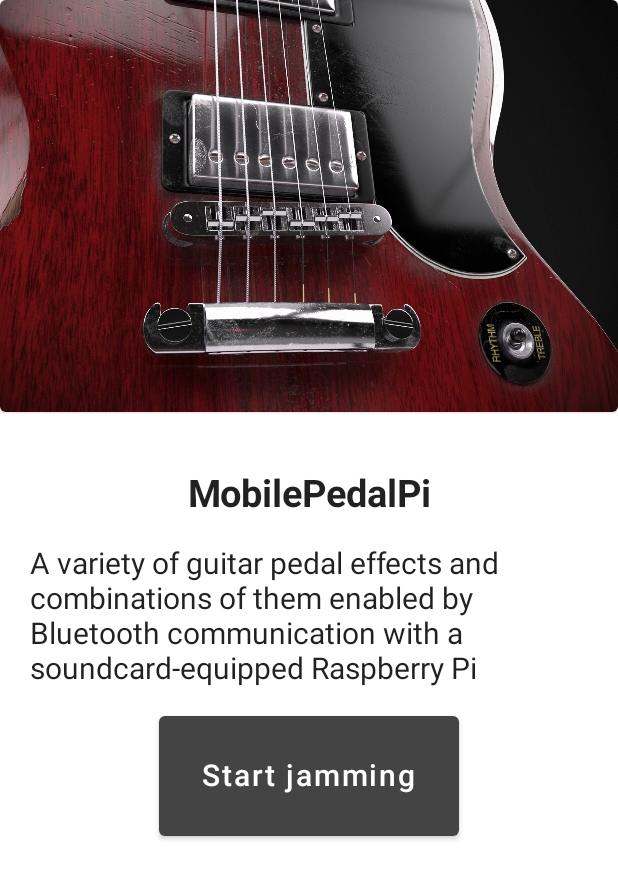
After one commit to sutgeorge/MobilePedalPi, an Android app built with Jetpack Compose: the composable Navigation shown on its own in the app's theme, on a phone screen of 412 x 824 dp. The commit adds this screen. Shown: the top 879 px of the screen. Run offline under Robolectric (Android 15) with nearby library versions, the phone set to English and light mode, and no system bars; our stand-ins replace accompanist.

Commit message:
Add transition from the starting screen to the first screen

```diff
--- a/MobilePedalPiApp/app/build.gradle
+++ b/MobilePedalPiApp/app/build.gradle
@@ -63,4 +63,9 @@ dependencies {
 
     // https://mvnrepository.com/artifact/com.google.accompanist/accompanist-pager
     implementation("com.google.accompanist:accompanist-pager:0.28.0")
+
+
+    def nav_version = "2.5.3"
+
+    implementation("androidx.navigation:navigation-compose:$nav_version")
 }
--- /dev/null
+++ b/MobilePedalPiApp/app/src/main/java/com/example/mobilepedalpiapp/Navigation.kt
@@ -0,0 +1,159 @@
+package com.example.mobilepedalpiapp
+
+import androidx.compose.animation.core.tween
+import androidx.compose.foundation.Image
+import androidx.compose.foundation.background
+import androidx.compose.foundation.layout.*
+import androidx.compose.material.Card
+import androidx.compose.material.Text
+import androidx.compose.runtime.Composable
+import androidx.compose.runtime.LaunchedEffect
+import androidx.compose.ui.Alignment
+import androidx.compose.ui.Modifier
+import androidx.compose.ui.graphics.Color
+import androidx.compose.ui.layout.ContentScale
+import androidx.compose.ui.res.painterResource
+import androidx.compose.ui.text.font.FontWeight
+import androidx.compose.ui.text.style.TextAlign
+import androidx.compose.ui.unit.dp
+import androidx.compose.ui.unit.sp
+import androidx.navigation.NavController
+import androidx.navigation.compose.NavHost
+import androidx.navigation.compose.composable
+import androidx.navigation.compose.rememberNavController
+import androidx.navigation.navArgument
+import com.example.mobilepedalpiapp.utils.ButtonWithColor
+import com.example.mobilepedalpiapp.utils.guitarImages
+import com.google.accompanist.pager.ExperimentalPagerApi
+import com.google.accompanist.pager.HorizontalPager
+import com.google.accompanist.pager.rememberPagerState
+import kotlinx.coroutines.delay
+import kotlinx.coroutines.yield
+
+@Composable
+fun Navigation() {
+    val navController = rememberNavController();
+
+    NavHost(navController = navController, startDestination = Screen.MainScreen.route) {
+        composable(route = Screen.MainScreen.route) {
+            MainScreen(navController = navController)
+        }
+
+        composable(route = Screen.FirstScreen.route) {
+            FirstScreen(navController = navController)
+        }
+    }
+}
+
+@Composable
+fun MainText() {
+    Text(
+        "MobilePedalPi",
+        modifier = Modifier
+            .fillMaxWidth()
+            .padding(top = 40.dp),
+        textAlign = TextAlign.Center,
+        fontSize = 25.sp,
+        fontWeight = FontWeight.Bold
+    )
+
+    Text(
+        "A variety of guitar pedal effects and combinations of them enabled by " +
+                "Bluetooth communication with a soundcard-equipped Raspberry Pi",
+        modifier = Modifier.padding(20.dp),
+        fontSize = 20.sp
+    )
+}
+
+@OptIn(ExperimentalPagerApi::class)
+@Composable
+fun AutoSliding(navController: NavController) {
+    val pagerState = rememberPagerState()
+
+    LaunchedEffect(Unit) {
+        while (true) {
+            yield()
+            delay(2000)
+            pagerState.animateScrollToPage(
+                page = (pagerState.currentPage + 1) % guitarImages,
+                animationSpec = tween(600)
+            )
+        }
+    }
+
+    Column(
+        modifier = Modifier.fillMaxSize()
+    ) {
+        Row(
+            modifier = Modifier
+                .weight(1f),
+            horizontalArrangement = Arrangement.Center
+        ) {
+            HorizontalPager(
+                state = pagerState,
+                modifier = Modifier
+                    .weight(1f),
+                count = guitarImages
+            ) { page ->
+                Card(
+                    modifier = Modifier
+                        .fillMaxWidth()
+                ) {
+                    Box(
+                        modifier = Modifier
+                            .fillMaxSize()
+                            .background(Color.LightGray)
+                    ) {
+                        Image(
+                            painter = painterResource(
+                                id = when (page) {
+                                    0 -> R.drawable.sg
+                                    1 -> R.drawable.gretsch
+                                    2 -> R.drawable.strat
+                                    else -> R.drawable.sg
+                                }
+                            ),
+                            contentDescription = "Image",
+                            contentScale = ContentScale.Crop,
+                            modifier = Modifier.fillMaxSize()
+                        )
+                    }
+                }
+            }
+        }
+
+        Row(
+            modifier = Modifier
+                .weight(2f),
+            horizontalArrangement = Arrangement.Center
+        ) {
+            Column(
+                modifier = Modifier.fillMaxWidth(),
+                verticalArrangement = Arrangement.Center,
+                horizontalAlignment = Alignment.CenterHorizontally
+            ) {
+                MainText()
+                ButtonWithColor(text = "Start jamming",
+                    onClick = {
+                        navController.navigate(Screen.FirstScreen.route)
+                    }, width = 200.dp, height = 80.dp
+                )
+            }
+        }
+    }
+}
+
+@Composable
+fun MainScreen(navController: NavController) {
+    AutoSliding(navController)
+}
+
+@Composable
+fun FirstScreen(navController: NavController) {
+    Box(
+        modifier = Modifier.fillMaxSize(),
+        contentAlignment = Alignment.Center
+    ) {
+        Text(text = "Hello world!")
+    }
+}
--- /dev/null
+++ b/MobilePedalPiApp/app/src/main/java/com/example/mobilepedalpiapp/Screen.kt
@@ -0,0 +1,6 @@
+package com.example.mobilepedalpiapp
+
+sealed class Screen(val route: String) {
+    object MainScreen: Screen("main_screen")
+    object FirstScreen: Screen("first_screen")
+}
--- a/MobilePedalPiApp/app/src/main/java/com/example/mobilepedalpiapp/utils/Buttons.kt
+++ b/MobilePedalPiApp/app/src/main/java/com/example/mobilepedalpiapp/utils/Buttons.kt
@@ -10,6 +10,7 @@ import androidx.compose.runtime.Composable
 import androidx.compose.ui.Modifier
 import androidx.compose.ui.graphics.Color
 import androidx.compose.ui.unit.Dp
+import androidx.compose.ui.unit.sp
 
 @Composable
 fun ButtonWithColor(text: String, onClick: () -> Unit, width: Dp, height: Dp){
@@ -18,6 +19,6 @@ fun ButtonWithColor(text: String, onClick: () -> Unit, width: Dp, height: Dp){
         onClick = onClick,
         colors = ButtonDefaults.buttonColors(backgroundColor = Color.DarkGray)
     ) {
-        Text(text = text, color = Color.White)
+        Text(text = text, color = Color.White, fontSize = 20.sp)
     }
 }
```
Also changed, not shown: MobilePedalPiApp/app/src/main/java/com/example/mobilepedalpiapp/MainActivity.kt (+1 -99 lines).
